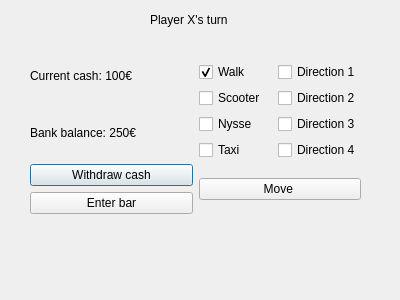
The window that Game/playerturndialog.ui (RauliV/Nysse) describes before a commit, drawn with Qt 5.
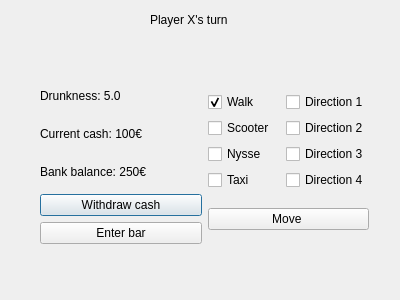
The same window after the commit.

Commit message: luotu dialogi pelaajan vuorolle

Patch:
```diff
--- a/Game/playerturndialog.ui
+++ b/Game/playerturndialog.ui
@@ -29,17 +29,22 @@
   <widget class="QWidget" name="">
    <property name="geometry">
     <rect>
-     <x>30</x>
-     <y>50</y>
-     <width>331</width>
+     <x>40</x>
+     <y>80</y>
+     <width>329</width>
      <height>164</height>
     </rect>
    </property>
    <layout class="QHBoxLayout" name="horizontalLayout_2">
     <item>
-     <layout class="QVBoxLayout" name="verticalLayout_6">
+     <layout class="QVBoxLayout" name="verticalLayout_4">
       <item>
-       <layout class="QVBoxLayout" name="verticalLayout_5">
+       <widget class="QLabel" name="label_4">
+        <property name="text">
+         <string>Drunkness: 5.0</string>
+        </property>
+       </widget>
+      </item>
         <item>
          <widget class="QLabel" name="label_2">
           <property name="text">
@@ -54,10 +59,6 @@
           </property>
          </widget>
         </item>
-       </layout>
-      </item>
-      <item>
-       <layout class="QVBoxLayout" name="verticalLayout_4">
         <item>
          <widget class="QPushButton" name="WithdrawPushButton">
           <property name="text">
@@ -74,8 +75,6 @@
         </item>
        </layout>
       </item>
-     </layout>
-    </item>
     <item>
      <layout class="QVBoxLayout" name="verticalLayout_2">
       <item>
```
Left out of the diff: 8 changed lines with no effect on the pictures. Lines whose indentation alone changed are shown as unchanged. The commit also changes 2 other files.
